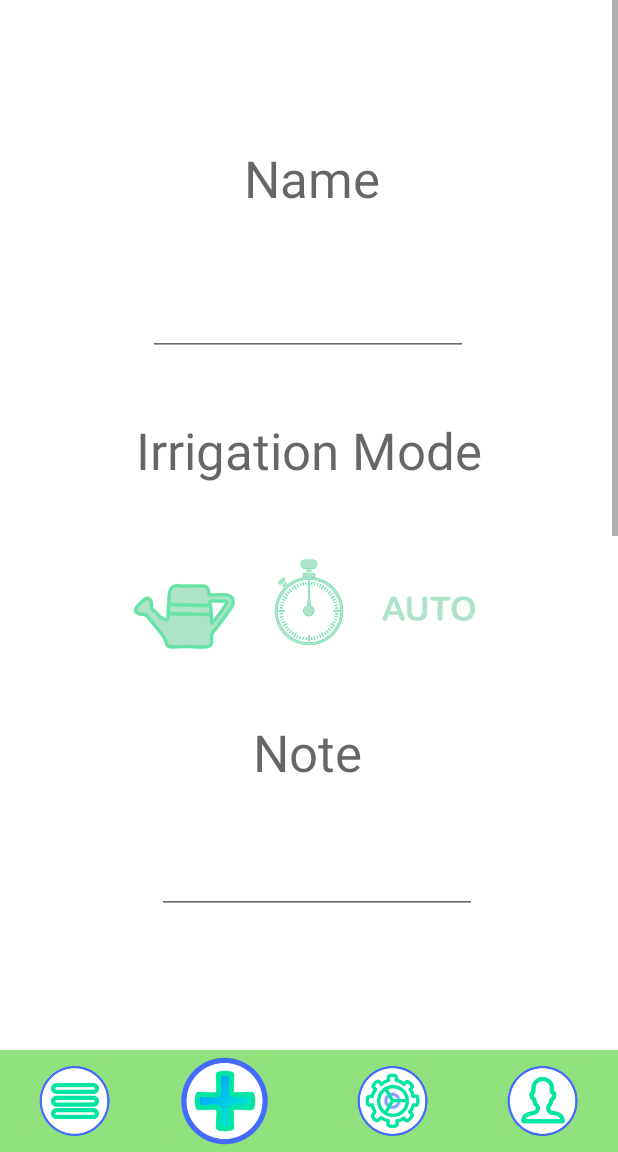
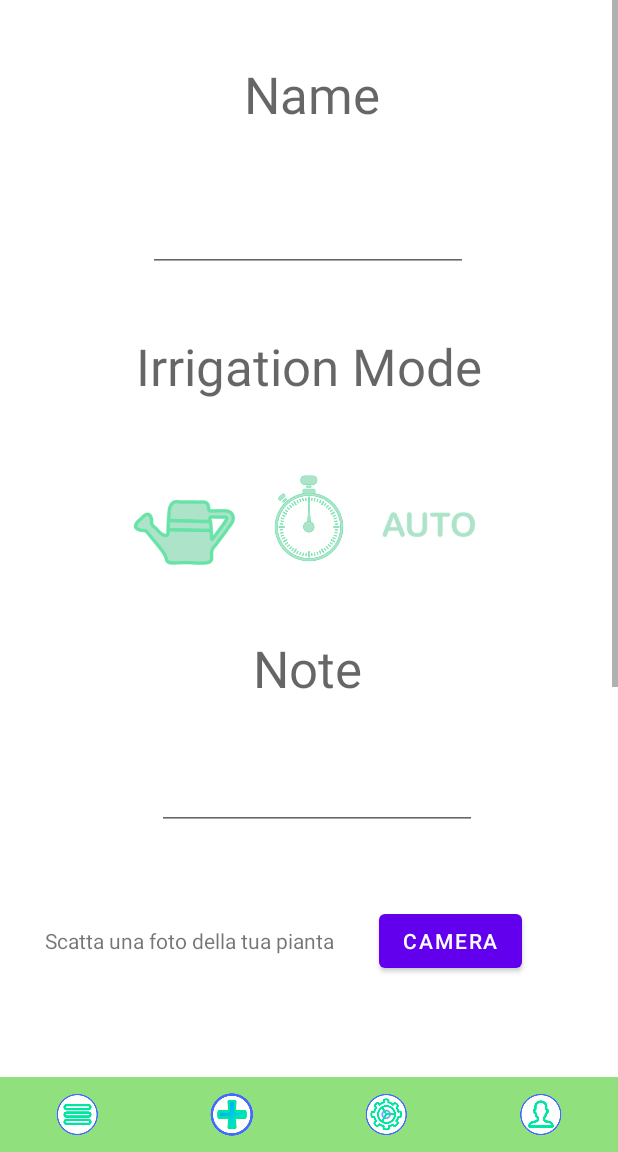
Before and after one commit to federicotassino/DID_SmartWater, an Android app: the AddPlant screen opened through its navigation route, on a phone screen of 412 x 824 dp, the part 84-1236 px from its top. Run offline under Robolectric (Android 15) with nearby library versions, the phone set to English and light mode, and no system bars; our stand-ins replace Firebase (no records; nobody signed in at launch, a user with empty details on screens opened directly); 2 statements that could not run were skipped.

Commit message:
Piccole modifiche grafiche

```diff
--- a/app/src/main/res/layout/fragment_add_plant.xml
+++ b/app/src/main/res/layout/fragment_add_plant.xml
@@ -15,7 +15,8 @@
         <ScrollView
             android:id="@+id/scrollView2"
             android:layout_width="0dp"
-            android:layout_height="650dp"
+            android:layout_height="0dp"
+            app:layout_constraintBottom_toTopOf="@+id/constraintLayout"
             app:layout_constraintEnd_toEndOf="parent"
             app:layout_constraintStart_toStartOf="parent"
             app:layout_constraintTop_toTopOf="parent">
@@ -29,7 +30,7 @@
                     android:id="@+id/specificPlantName"
                     android:layout_width="wrap_content"
                     android:layout_height="wrap_content"
-                    android:layout_marginTop="96dp"
+                    android:layout_marginTop="40dp"
                     android:text="Name"
                     android:textAppearance="@style/TextAppearance.AppCompat.Display1"
                     app:layout_constraintEnd_toEndOf="parent"
@@ -43,13 +44,13 @@
                     android:layout_height="wrap_content"
                     android:layout_marginTop="48dp"
                     android:ems="10"
+                    android:imeOptions="actionDone"
                     android:inputType="textPersonName"
                     android:minHeight="48dp"
                     app:layout_constraintEnd_toEndOf="parent"
                     app:layout_constraintHorizontal_bias="0.497"
                     app:layout_constraintStart_toStartOf="parent"
-                    app:layout_constraintTop_toBottomOf="@+id/specificPlantName"
-                    android:imeOptions="actionDone"/>
+                    app:layout_constraintTop_toBottomOf="@+id/specificPlantName" />
 
                 <TextView
                     android:id="@+id/textViewIrrigation"
@@ -67,8 +68,8 @@
                     android:layout_width="271dp"
                     android:layout_height="89dp"
                     android:layout_marginTop="40dp"
+                    android:gravity="center"
                     android:orientation="horizontal"
-                    android:gravity="center"
                     app:layout_constraintEnd_toEndOf="parent"
                     app:layout_constraintStart_toStartOf="parent"
                     app:layout_constraintTop_toBottomOf="@+id/textViewIrrigation">
@@ -136,15 +137,15 @@
                     android:layout_marginTop="40dp"
                     android:max="10"
                     android:progress="3"
+                    android:stepSize="5.0"
                     android:valueFrom="0.0"
                     android:valueTo="100.0"
-                    android:stepSize="5.0"
-                    app:trackHeight="10dp"
-                    app:thumbRadius="10dp"
                     app:layout_constraintEnd_toEndOf="parent"
                     app:layout_constraintHorizontal_bias="0.506"
                     app:layout_constraintStart_toStartOf="parent"
-                    app:layout_constraintTop_toBottomOf="@+id/radioGroup" />
+                    app:layout_constraintTop_toBottomOf="@+id/radioGroup"
+                    app:thumbRadius="10dp"
+                    app:trackHeight="10dp" />
 
                 <TextView
                     android:id="@+id/textViewNote"
@@ -276,39 +277,49 @@
 
             <ImageView
                 android:id="@+id/buttonProfile"
-                android:layout_width="100dp"
-                android:layout_height="68dp"
+                android:layout_width="0dp"
+                android:layout_height="50dp"
+                android:scaleX="0.8"
+                android:scaleY="0.8"
                 android:src="@drawable/profilo_custom_spento"
                 app:layout_constraintBottom_toBottomOf="parent"
-                app:layout_constraintEnd_toEndOf="parent" />
+                app:layout_constraintEnd_toEndOf="parent"
+                app:layout_constraintStart_toEndOf="@+id/buttonSettings" />
 
             <ImageView
                 android:id="@+id/buttonSettings"
-                android:layout_width="100dp"
-                android:layout_height="68dp"
+                android:layout_width="0dp"
+                android:layout_height="50dp"
+                android:scaleX="0.8"
+                android:scaleY="0.8"
                 android:src="@drawable/ingranaggio_custom_spento"
                 app:layout_constraintBottom_toBottomOf="parent"
-                app:layout_constraintEnd_toStartOf="@+id/buttonProfile" />
+                app:layout_constraintEnd_toStartOf="@+id/buttonProfile"
+                app:layout_constraintStart_toEndOf="@+id/buttonAddPlants" />
 
             <ImageView
                 android:id="@+id/buttonAddPlants"
-                android:layout_width="100dp"
-                android:layout_height="68dp"
-                android:scaleX="1.2"
-                android:scaleY="1.2"
+                android:layout_width="0dp"
+                android:layout_height="50dp"
+                android:scaleX="0.8"
+                android:scaleY="0.8"
                 android:src="@drawable/add_custom_attivo"
                 app:layout_constraintBottom_toBottomOf="parent"
+                app:layout_constraintEnd_toStartOf="@+id/buttonSettings"
                 app:layout_constraintStart_toEndOf="@+id/buttonPlants" />
 
             <ImageView
                 android:id="@+id/buttonPlants"
-                android:layout_width="100dp"
-                android:layout_height="68dp"
+                android:layout_width="0dp"
+                android:layout_height="50dp"
+                android:scaleX="0.8"
+                android:scaleY="0.8"
                 android:scrollbarThumbHorizontal="@drawable/menu_custom_spento"
                 android:scrollbarThumbVertical="@drawable/menu_custom_spento"
                 android:scrollbarTrackVertical="@drawable/menu_custom_spento"
                 android:src="@drawable/menu_custom_spento"
                 app:layout_constraintBottom_toBottomOf="parent"
+                app:layout_constraintEnd_toStartOf="@+id/buttonAddPlants"
                 app:layout_constraintStart_toStartOf="parent" />
 
         </androidx.constraintlayout.widget.ConstraintLayout>
```
Also changed, not shown: app/src/main/res/layout/plants.xml (+38 -20 lines).
